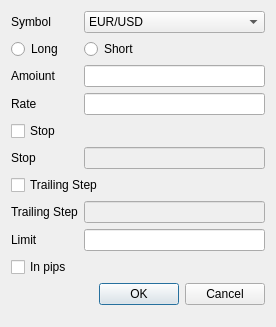
Qt form qt_forms/open_order.ui (chernig/tradebot) before a commit.
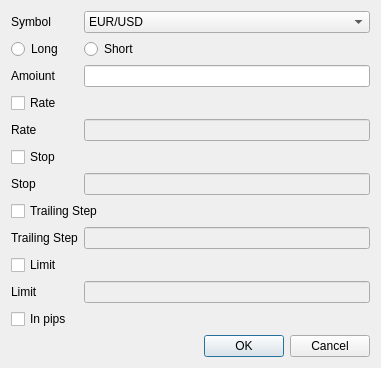
The same form after that commit.

The edit to the form file:
```diff
--- a/qt_forms/open_order.ui
+++ b/qt_forms/open_order.ui
@@ -6,14 +6,76 @@
    <rect>
     <x>0</x>
     <y>0</y>
-    <width>276</width>
-    <height>327</height>
+    <width>381</width>
+    <height>352</height>
    </rect>
   </property>
   <property name="windowTitle">
    <string>Dialog</string>
   </property>
   <layout class="QGridLayout" name="gridLayout">
+   <item row="5" column="0">
+    <widget class="QCheckBox" name="checkBox">
+     <property name="text">
+      <string>Stop</string>
+     </property>
+    </widget>
+   </item>
+   <item row="1" column="0">
+    <widget class="QRadioButton" name="radioButton">
+     <property name="text">
+      <string>Long</string>
+     </property>
+    </widget>
+   </item>
+   <item row="2" column="1">
+    <widget class="QLineEdit" name="lineEdit"/>
+   </item>
+   <item row="2" column="0">
+    <widget class="QLabel" name="label_2">
+     <property name="text">
+      <string>Amoiunt</string>
+     </property>
+    </widget>
+   </item>
+   <item row="10" column="1">
+    <widget class="QLineEdit" name="lineEdit_5">
+     <property name="enabled">
+      <bool>false</bool>
+     </property>
+    </widget>
+   </item>
+   <item row="12" column="1">
+    <widget class="QDialogButtonBox" name="buttonBox">
+     <property name="orientation">
+      <enum>Qt::Horizontal</enum>
+     </property>
+     <property name="standardButtons">
+      <set>QDialogButtonBox::Cancel|QDialogButtonBox::Ok</set>
+     </property>
+    </widget>
+   </item>
+   <item row="7" column="0" colspan="2">
+    <widget class="QCheckBox" name="checkBox_2">
+     <property name="text">
+      <string>Trailing Step</string>
+     </property>
+    </widget>
+   </item>
+   <item row="6" column="1">
+    <widget class="QLineEdit" name="lineEdit_3">
+     <property name="enabled">
+      <bool>false</bool>
+     </property>
+    </widget>
+   </item>
+   <item row="8" column="0">
+    <widget class="QLabel" name="label_4">
+     <property name="text">
+      <string>Trailing Step</string>
+     </property>
+    </widget>
+   </item>
    <item row="0" column="0">
     <widget class="QLabel" name="label">
      <property name="text">
@@ -21,6 +83,34 @@
      </property>
     </widget>
    </item>
+   <item row="8" column="1">
+    <widget class="QLineEdit" name="lineEdit_4">
+     <property name="enabled">
+      <bool>false</bool>
+     </property>
+    </widget>
+   </item>
+   <item row="11" column="0">
+    <widget class="QCheckBox" name="checkBox_3">
+     <property name="text">
+      <string>In pips</string>
+     </property>
+    </widget>
+   </item>
+   <item row="4" column="0">
+    <widget class="QLabel" name="label_6">
+     <property name="text">
+      <string>Rate</string>
+     </property>
+    </widget>
+   </item>
+   <item row="1" column="1">
+    <widget class="QRadioButton" name="radioButton_2">
+     <property name="text">
+      <string>Short</string>
+     </property>
+    </widget>
+   </item>
    <item row="0" column="1">
     <widget class="QComboBox" name="comboBox">
      <item>
@@ -30,110 +120,38 @@
      </item>
     </widget>
    </item>
-   <item row="1" column="0">
-    <widget class="QRadioButton" name="radioButton">
-     <property name="text">
-      <string>Long</string>
-     </property>
-    </widget>
-   </item>
-   <item row="1" column="1">
-    <widget class="QRadioButton" name="radioButton_2">
-     <property name="text">
-      <string>Short</string>
-     </property>
-    </widget>
-   </item>
-   <item row="2" column="0">
-    <widget class="QLabel" name="label_2">
-     <property name="text">
-      <string>Amoiunt</string>
-     </property>
-    </widget>
-   </item>
-   <item row="2" column="1">
-    <widget class="QLineEdit" name="lineEdit"/>
-   </item>
-   <item row="3" column="0">
-    <widget class="QLabel" name="label_6">
-     <property name="text">
-      <string>Rate</string>
-     </property>
-    </widget>
-   </item>
-   <item row="3" column="1">
-    <widget class="QLineEdit" name="lineEdit_2"/>
-   </item>
-   <item row="4" column="0">
-    <widget class="QCheckBox" name="checkBox">
-     <property name="text">
-      <string>Stop</string>
-     </property>
-    </widget>
-   </item>
-   <item row="5" column="0">
+   <item row="6" column="0">
     <widget class="QLabel" name="label_3">
      <property name="text">
       <string>Stop</string>
      </property>
     </widget>
    </item>
-   <item row="5" column="1">
-    <widget class="QLineEdit" name="lineEdit_3">
+   <item row="4" column="1">
+    <widget class="QLineEdit" name="lineEdit_2">
      <property name="enabled">
       <bool>false</bool>
      </property>
     </widget>
    </item>
-   <item row="6" column="0" colspan="2">
-    <widget class="QCheckBox" name="checkBox_2">
+   <item row="3" column="0">
+    <widget class="QCheckBox" name="checkBox_4">
      <property name="text">
-      <string>Trailing Step</string>
+      <string>Rate</string>
      </property>
     </widget>
    </item>
-   <item row="7" column="0">
-    <widget class="QLabel" name="label_4">
-     <property name="text">
-      <string>Trailing Step</string>
-     </property>
-    </widget>
-   </item>
-   <item row="7" column="1">
-    <widget class="QLineEdit" name="lineEdit_4">
-     <property name="enabled">
-      <bool>false</bool>
-     </property>
-    </widget>
-   </item>
-   <item row="8" column="0">
+   <item row="10" column="0">
     <widget class="QLabel" name="label_5">
      <property name="text">
       <string>Limit</string>
      </property>
     </widget>
    </item>
-   <item row="8" column="1">
-    <widget class="QLineEdit" name="lineEdit_5">
-     <property name="enabled">
-      <bool>true</bool>
-     </property>
-    </widget>
-   </item>
    <item row="9" column="0">
-    <widget class="QCheckBox" name="checkBox_3">
+    <widget class="QCheckBox" name="checkBox_5">
      <property name="text">
-      <string>In pips</string>
-     </property>
-    </widget>
-   </item>
-   <item row="10" column="1">
-    <widget class="QDialogButtonBox" name="buttonBox">
-     <property name="orientation">
-      <enum>Qt::Horizontal</enum>
-     </property>
-     <property name="standardButtons">
-      <set>QDialogButtonBox::Cancel|QDialogButtonBox::Ok</set>
+      <string>Limit</string>
      </property>
     </widget>
    </item>
```
